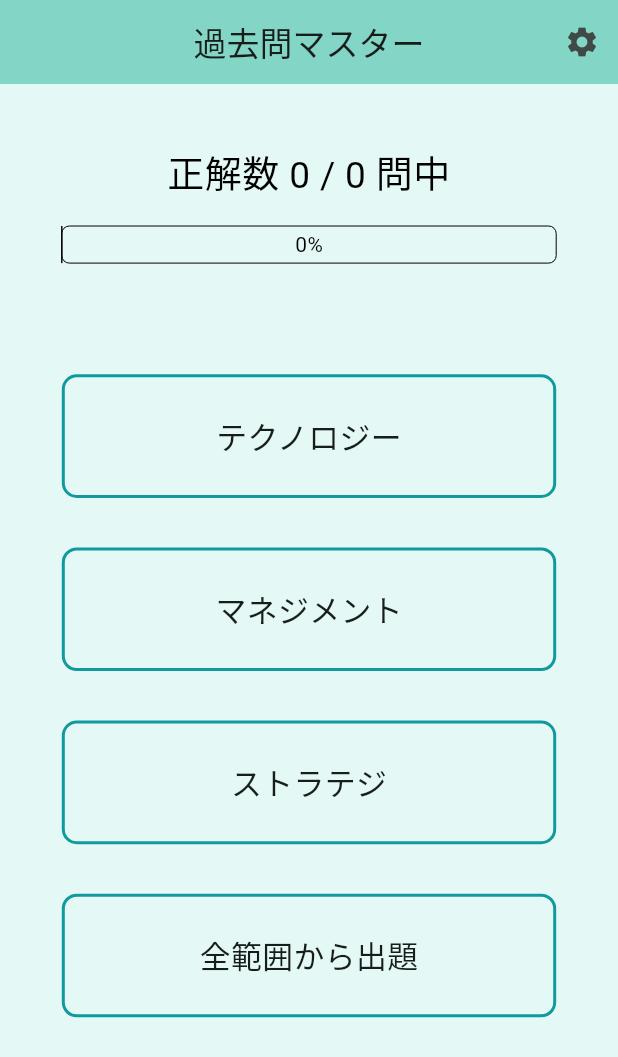
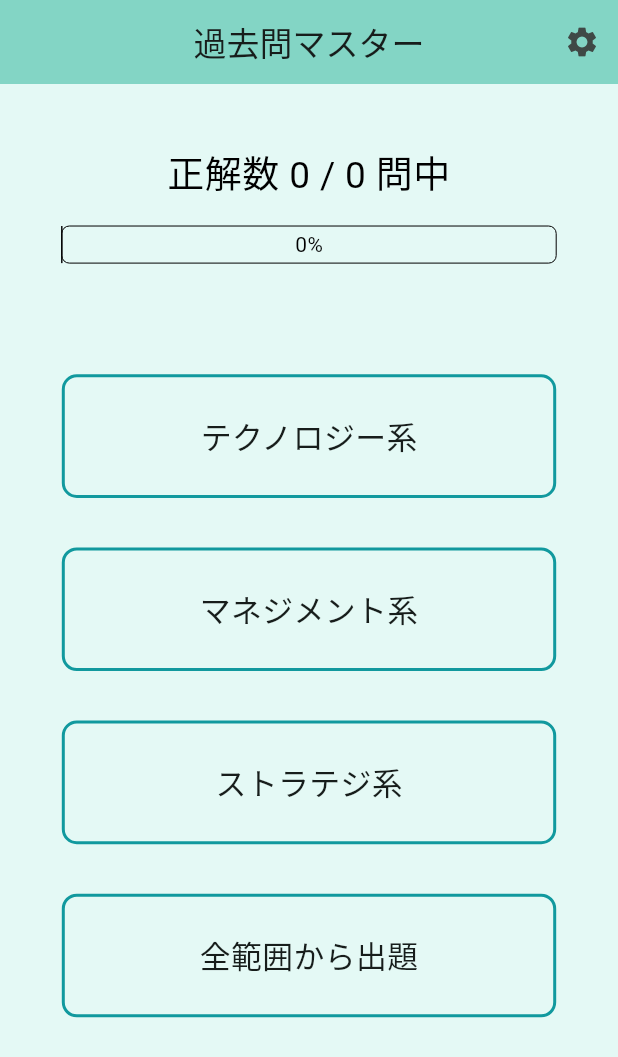
Before and after one commit to HANAUTA/2024_hal_fe_app, a Flutter app: the screen it shows after launch, on a phone screen of 412 x 824 dp. Shown: the top 1057 px of the screen. Run offline on Flutter 3.47's test engine with Material 3 defaults, Android fonts, the phone set to English and light mode, and no system bars; our stand-ins replace cloud_firestore, firebase_core, firebase_remote_config, share_plus, sqflite, vibration; accounts and stored records are empty.

Commit message:
系追加

```diff
--- a/lib/pages/top_page.dart
+++ b/lib/pages/top_page.dart
@@ -291,11 +291,11 @@ class _MyHomePageState extends State<MyHomePage> {
                           mainAxisAlignment: MainAxisAlignment.center,
                           children: [
                             _buildCategoryTile(
-                                screenWidth, screenHeight, "テクノロジー", 0, context, "technologyStage"),
+                                screenWidth, screenHeight, "テクノロジー系", 0, context, "technologyStage"),
                             _buildCategoryTile(
-                                screenWidth, screenHeight, "マネジメント", 1, context, "managementStage"),
+                                screenWidth, screenHeight, "マネジメント系", 1, context, "managementStage"),
                             _buildCategoryTile(
-                                screenWidth, screenHeight, "ストラテジ", 2, context, "strategyStage"),
+                                screenWidth, screenHeight, "ストラテジ系", 2, context, "strategyStage"),
                             _buildCategoryTile(
                                 screenWidth, screenHeight, "全範囲から出題", 3, context, "allStage"),
                             if (wrongAnswers > 0)
```
